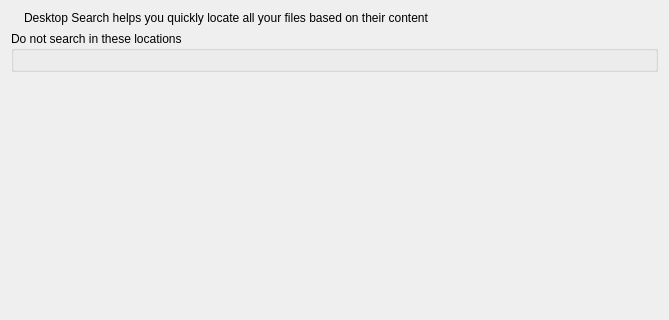
Before: the Qt Designer form src/file/kcm/configwidget.ui in KDE/baloo, drawn with Qt 5; both pictures show x 0 to 669 and y 0 to 320 of the 669 by 671 pixel window.
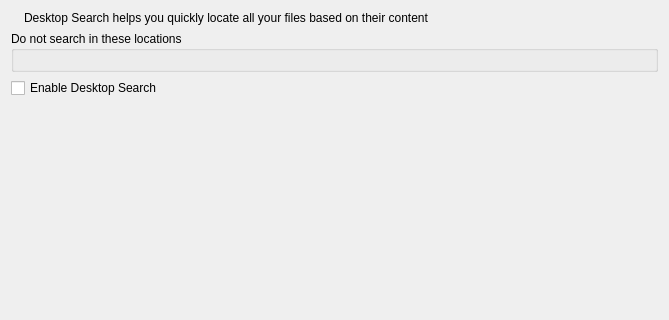
After: the same form once the commit is applied. Custom widgets are drawn as their Qt base class.

Commit message:
Add an explicit disable checkbox for Baloo
This adds a new string "Enable Desktop Search"

FEATURE: 331932
FIXED-IN: 4.13.1

```diff
--- a/src/file/kcm/configwidget.ui
+++ b/src/file/kcm/configwidget.ui
@@ -54,6 +54,13 @@
      </layout>
     </widget>
    </item>
+   <item>
+    <widget class="QCheckBox" name="m_enableCheckbox">
+     <property name="text">
+      <string>Enable Desktop Search</string>
+     </property>
+    </widget>
+   </item>
    <item>
     <spacer name="bottomSpacer">
      <property name="orientation">
```
The commit also changes 2 other files.
